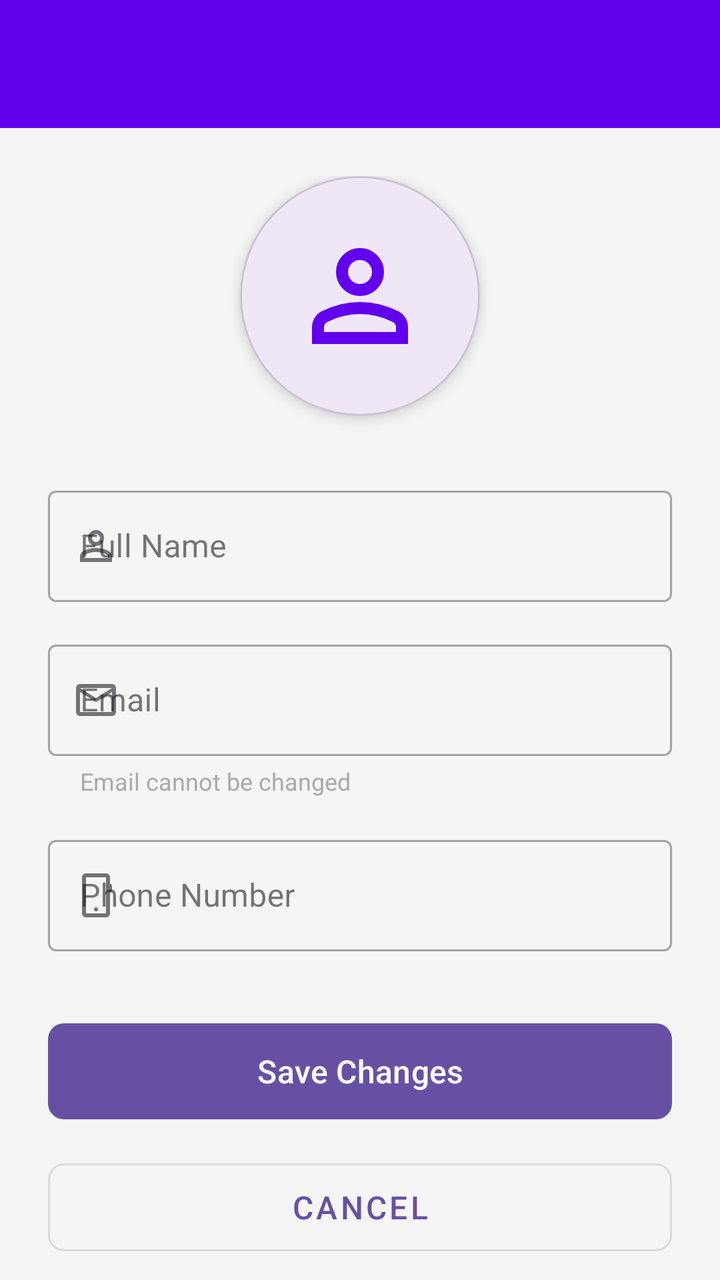
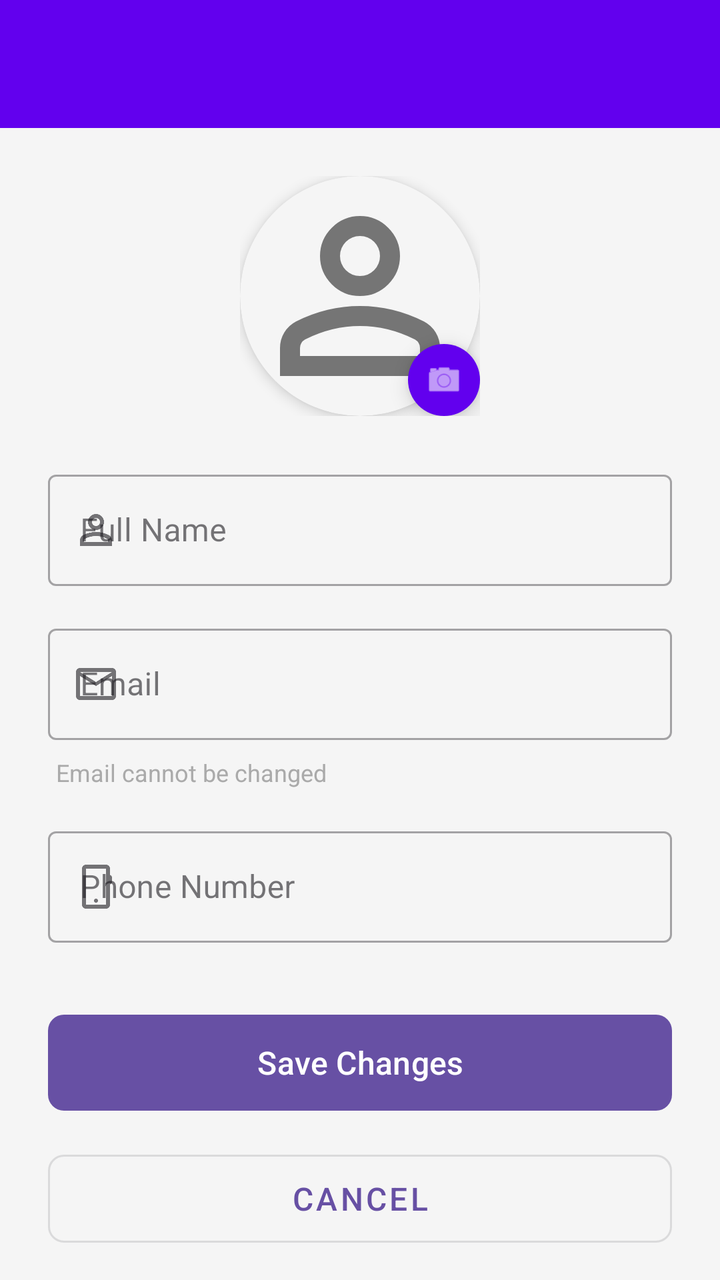

Two renders of the same Android screen: before a commit and after it. Below are the layout's source before the change and the commit's diff.
<!-- AndroidManifest.xml: application theme Theme.SmartFoodDeliveryBox -->
<!-- res/layout/activity_edit_profile.xml -->
<?xml version="1.0" encoding="utf-8"?>
<androidx.coordinatorlayout.widget.CoordinatorLayout
    xmlns:android="http://schemas.android.com/apk/res/android"
    xmlns:app="http://schemas.android.com/apk/res-auto"
    android:layout_width="match_parent"
    android:layout_height="match_parent"
    android:background="@color/background">

    <com.google.android.material.appbar.AppBarLayout
        android:layout_width="match_parent"
        android:layout_height="wrap_content">

        <com.google.android.material.appbar.MaterialToolbar
            android:id="@+id/toolbar"
            android:layout_width="match_parent"
            android:layout_height="?attr/actionBarSize"
            android:background="@color/primary"
            android:elevation="4dp"
            app:titleTextColor="@android:color/white"
            app:navigationIconTint="@android:color/white" />

    </com.google.android.material.appbar.AppBarLayout>

    <androidx.core.widget.NestedScrollView
        android:layout_width="match_parent"
        android:layout_height="match_parent"
        app:layout_behavior="@string/appbar_scrolling_view_behavior">

        <LinearLayout
            android:layout_width="match_parent"
            android:layout_height="wrap_content"
            android:orientation="vertical"
            android:padding="24dp">

            
            <com.google.android.material.card.MaterialCardView
                android:layout_width="120dp"
                android:layout_height="120dp"
                android:layout_gravity="center_horizontal"
                android:layout_marginBottom="32dp"
                app:cardCornerRadius="60dp"
                app:cardElevation="4dp">

                <ImageView
                    android:layout_width="match_parent"
                    android:layout_height="match_parent"
                    android:padding="24dp"
                    android:src="@drawable/ic_user"
                    android:contentDescription="Profile"

                    app:tint="@color/primary" />

            </com.google.android.material.card.MaterialCardView>

            
            <com.google.android.material.textfield.TextInputLayout
                android:layout_width="match_parent"
                android:layout_height="wrap_content"
                android:layout_marginBottom="16dp"
                android:hint="Full Name"
                app:startIconDrawable="@drawable/ic_user"
                style="@style/Widget.MaterialComponents.TextInputLayout.OutlinedBox">

                <com.google.android.material.textfield.TextInputEditText
                    android:id="@+id/etName"
                    android:layout_width="match_parent"
                    android:layout_height="wrap_content"
                    android:inputType="textPersonName" />

            </com.google.android.material.textfield.TextInputLayout>

            
            <com.google.android.material.textfield.TextInputLayout
                android:layout_width="match_parent"
                android:layout_height="wrap_content"
                android:layout_marginBottom="16dp"
                android:hint="Email"
                app:startIconDrawable="@drawable/ic_email"
                style="@style/Widget.MaterialComponents.TextInputLayout.OutlinedBox">

                <com.google.android.material.textfield.TextInputEditText
                    android:id="@+id/etEmail"
                    android:layout_width="match_parent"
                    android:layout_height="wrap_content"
                    android:inputType="textEmailAddress"
                    android:enabled="false" />

            </com.google.android.material.textfield.TextInputLayout>

            <TextView
                android:layout_width="match_parent"
                android:layout_height="wrap_content"
                android:text="Email cannot be changed"
                android:textSize="12sp"
                android:textColor="@android:color/darker_gray"
                android:layout_marginTop="-12dp"
                android:layout_marginBottom="16dp"
                android:paddingStart="16dp"
                android:paddingEnd="16dp" />

            
            <com.google.android.material.textfield.TextInputLayout
                android:layout_width="match_parent"
                android:layout_height="wrap_content"
                android:layout_marginBottom="32dp"
                android:hint="Phone Number"
                app:startIconDrawable="@drawable/ic_phone"
                style="@style/Widget.MaterialComponents.TextInputLayout.OutlinedBox">

                <com.google.android.material.textfield.TextInputEditText
                    android:id="@+id/etPhone"
                    android:layout_width="match_parent"
                    android:layout_height="wrap_content"
                    android:inputType="phone" />

            </com.google.android.material.textfield.TextInputLayout>

            
            <com.google.android.material.button.MaterialButton
                android:id="@+id/btnSave"
                android:layout_width="match_parent"
                android:layout_height="56dp"
                android:layout_marginBottom="12dp"
                android:text="Save Changes"
                android:textSize="16sp"
                app:cornerRadius="8dp" />

            <com.google.android.material.button.MaterialButton
                android:id="@+id/btnCancel"
                android:layout_width="match_parent"
                android:layout_height="56dp"
                android:text="Cancel"
                android:textSize="16sp"
                style="@style/Widget.MaterialComponents.Button.OutlinedButton"
                app:cornerRadius="8dp" />

        </LinearLayout>

    </androidx.core.widget.NestedScrollView>

    
    <ProgressBar
        android:id="@+id/progressBar"
        android:layout_width="wrap_content"
        android:layout_height="wrap_content"
        android:layout_gravity="center"
        android:visibility="gone" />

</androidx.coordinatorlayout.widget.CoordinatorLayout>
<!-- resources referenced by this layout -->
<resources>
  <color name="background">#F5F5F5</color>
  <color name="primary">#FF6200EE</color>
  <!-- drawable ic_email (drawable) -->
  <vector xmlns:android="http://schemas.android.com/apk/res/android"
      android:width="24dp"
      android:height="24dp"
      android:viewportWidth="960"
      android:viewportHeight="960">
    <path
        android:pathData="M160,800q-33,0 -56.5,-23.5T80,720v-480q0,-33 23.5,-56.5T160,160h640q33,0 56.5,23.5T880,240v480q0,33 -23.5,56.5T800,800L160,800ZM480,520L160,320v400h640v-400L480,520ZM480,440 L800,240L160,240l320,200ZM160,320v-80,480 -400Z"
        android:fillColor="#e3e3e3"/>
  </vector>
  <!-- drawable ic_phone (drawable) -->
  <vector xmlns:android="http://schemas.android.com/apk/res/android"
      android:width="24dp"
      android:height="24dp"
      android:viewportWidth="960"
      android:viewportHeight="960">
    <path
        android:pathData="M280,920q-33,0 -56.5,-23.5T200,840v-720q0,-33 23.5,-56.5T280,40h400q33,0 56.5,23.5T760,120v124q18,7 29,22t11,34v80q0,19 -11,34t-29,22v404q0,33 -23.5,56.5T680,920L280,920ZM280,840h400v-720L280,120v720ZM280,840v-720,720ZM480,800q17,0 28.5,-11.5T520,760q0,-17 -11.5,-28.5T480,720q-17,0 -28.5,11.5T440,760q0,17 11.5,28.5T480,800Z"
        android:fillColor="#e3e3e3"/>
  </vector>
  <!-- drawable ic_user (drawable) -->
  <vector xmlns:android="http://schemas.android.com/apk/res/android"
      android:width="24dp"
      android:height="24dp"
      android:viewportWidth="960"
      android:viewportHeight="960">
    <path
        android:pathData="M480,480q-66,0 -113,-47t-47,-113q0,-66 47,-113t113,-47q66,0 113,47t47,113q0,66 -47,113t-113,47ZM160,800v-112q0,-34 17.5,-62.5T224,582q62,-31 126,-46.5T480,520q66,0 130,15.5T736,582q29,15 46.5,43.5T800,688v112L160,800ZM240,720h480v-32q0,-11 -5.5,-20T700,654q-54,-27 -109,-40.5T480,600q-56,0 -111,13.5T260,654q-9,5 -14.5,14t-5.5,20v32ZM480,400q33,0 56.5,-23.5T560,320q0,-33 -23.5,-56.5T480,240q-33,0 -56.5,23.5T400,320q0,33 23.5,56.5T480,400ZM480,320ZM480,720Z"
        android:fillColor="#e3e3e3"/>
  </vector>
  <style name="Theme.SmartFoodDeliveryBox" parent="Base.Theme.SmartFoodDeliveryBox" />
  <style name="Base.Theme.SmartFoodDeliveryBox" parent="Theme.Material3.DayNight.NoActionBar">
          
          
      </style>
</resources>

<!-- the commit's change to res/layout/activity_edit_profile.xml (unified diff, before → after) -->
@@ -30,27 +30,44 @@
             android:layout_width="match_parent"
             android:layout_height="wrap_content"
             android:orientation="vertical"
-            android:padding="24dp">
+            android:padding="24dp"
+            android:gravity="center_horizontal">
 
             
-            <com.google.android.material.card.MaterialCardView
+            <FrameLayout
                 android:layout_width="120dp"
                 android:layout_height="120dp"
-                android:layout_gravity="center_horizontal"
-                android:layout_marginBottom="32dp"
-                app:cardCornerRadius="60dp"
-                app:cardElevation="4dp">
+                android:layout_marginBottom="24dp">
 
-                <ImageView
+                <androidx.cardview.widget.CardView
                     android:layout_width="match_parent"
                     android:layout_height="match_parent"
-                    android:padding="24dp"
-                    android:src="@drawable/ic_user"
-                    android:contentDescription="Profile"
+                    app:cardCornerRadius="60dp"
+                    app:cardElevation="4dp"
+                    app:cardBackgroundColor="#F5F5F5">
 
-                    app:tint="@color/primary" />
+                    <ImageView
+                        android:id="@+id/ivProfile"
+                        android:layout_width="match_parent"
+                        android:layout_height="match_parent"
+                        android:src="@drawable/ic_user"
+                        android:scaleType="centerCrop"
+                        app:tint="#757575"/>
+                </androidx.cardview.widget.CardView>
 
-            </com.google.android.material.card.MaterialCardView>
+                
+                <ImageView
+                    android:id="@+id/btnChangePhoto"
+                    android:layout_width="36dp"
+                    android:layout_height="36dp"
+                    android:layout_gravity="bottom|end"
+                    android:src="@android:drawable/ic_menu_camera"
+                    android:padding="8dp"
+                    android:background="@drawable/circle_background"
+                    android:backgroundTint="@color/primary"
+                    app:tint="@android:color/white"
+                    android:elevation="6dp"/>
+            </FrameLayout>
 
             
             <com.google.android.material.textfield.TextInputLayout
@@ -73,7 +90,7 @@
             <com.google.android.material.textfield.TextInputLayout
                 android:layout_width="match_parent"
                 android:layout_height="wrap_content"
-                android:layout_marginBottom="16dp"
+                android:layout_marginBottom="8dp"
                 android:hint="Email"
                 app:startIconDrawable="@drawable/ic_email"
                 style="@style/Widget.MaterialComponents.TextInputLayout.OutlinedBox">
@@ -93,10 +110,8 @@
                 android:text="Email cannot be changed"
                 android:textSize="12sp"
                 android:textColor="@android:color/darker_gray"
-                android:layout_marginTop="-12dp"
                 android:layout_marginBottom="16dp"
-                android:paddingStart="16dp"
-                android:paddingEnd="16dp" />
+                android:paddingStart="4dp" />
 
             
             <com.google.android.material.textfield.TextInputLayout
<!-- resource entries referenced after the edit -->
@@ -2,6 +2,12 @@
 <resources>
   <color name="background">#F5F5F5</color>
   <color name="primary">#FF6200EE</color>
+  <!-- drawable circle_background (drawable) -->
+  <?xml version="1.0" encoding="utf-8"?>
+  <shape xmlns:android="http://schemas.android.com/apk/res/android"
+      android:shape="oval">
+      <solid android:color="#FFFFFF"/>
+  </shape>
   <!-- drawable ic_email (drawable) -->
   <vector xmlns:android="http://schemas.android.com/apk/res/android"
       android:width="24dp"
